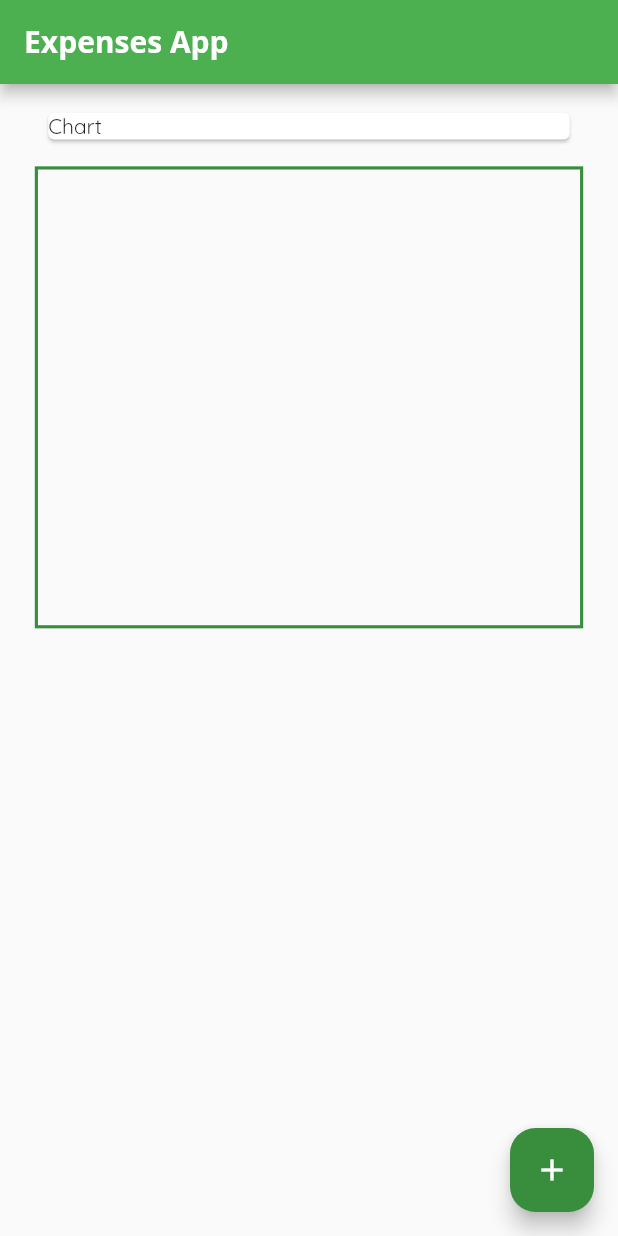
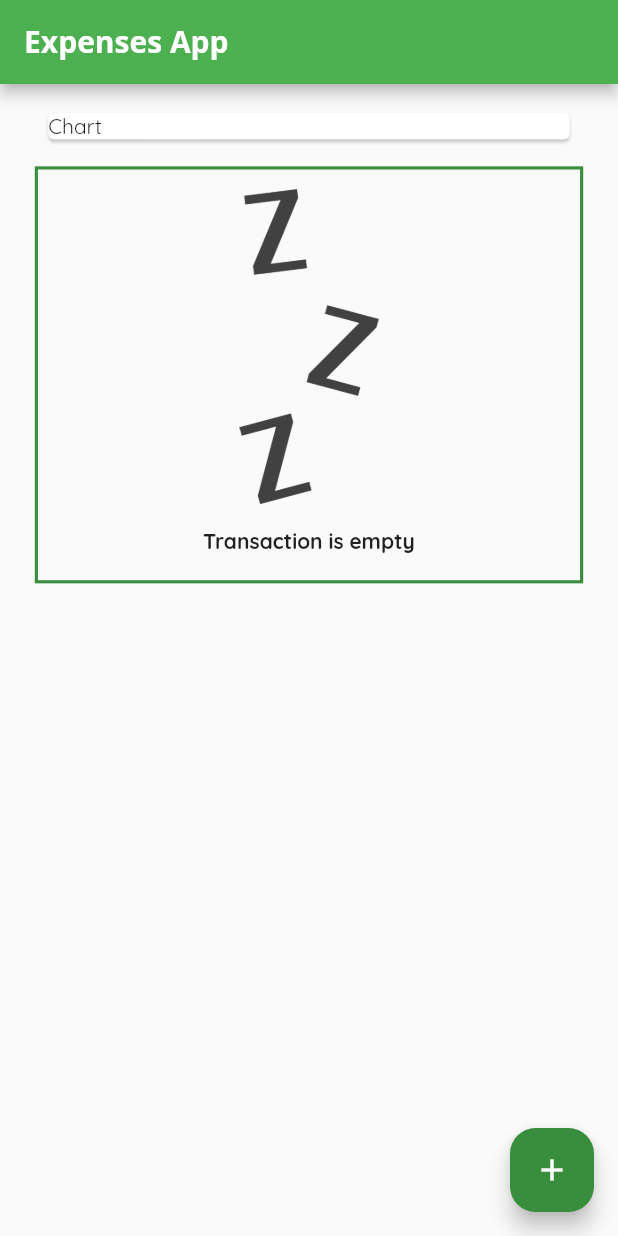
Before and after one commit to dimasday90/expenses_app_flutter, a Flutter app: the screen it shows after launch, on a phone screen of 412 x 824 dp. Run offline on Flutter 3.47's test engine with Material 2 defaults, Android fonts, the phone set to English and light mode, and no system bars.

Commit message:
transaction wiget updates - add new funcion variable -  add condition for rendering transactions list

```diff
--- a/lib/widgets/transaction_list.dart
+++ b/lib/widgets/transaction_list.dart
@@ -5,25 +5,52 @@ import '../models/transaction.dart';
 
 class TransactionList extends StatelessWidget {
   final List<Transaction> transactions;
+  final Function deleteTransaction;
 
-  TransactionList({this.transactions});
+  TransactionList({this.transactions, this.deleteTransaction});
 
   @override
   Widget build(BuildContext context) {
     return Container(
       margin: EdgeInsets.symmetric(vertical: 8.9),
-      height: 308,
+      height: 278,
+      width: double.infinity,
       padding: EdgeInsets.symmetric(vertical: 5.0, horizontal: 9.8),
       decoration: BoxDecoration(
         border: Border.all(
-              color: Theme.of(context).primaryColorDark, width: 2.1)),
-      child: ListView.builder(
+          color: Theme.of(context).primaryColorDark,
+          width: 2.1,
+        ),
+      ),
+      child: transactions.isEmpty
+          ? Column(
+              children: <Widget>[
+                Container(
+                  height: 210,
+                  margin: EdgeInsets.symmetric(vertical: 8.1),
+                  child: Image.asset(
+                    'assets/images/waiting.png',
+                    fit: BoxFit.scaleDown,
+                  ),
+                ),
+                Container(
+                  margin: EdgeInsets.symmetric(vertical: 8.1),
+                  child: Text('Transaction is empty',
+                      style: TextStyle(
+                        fontWeight: FontWeight.w700,
+                      )),
+                ),
+              ],
+            )
+          : ListView.builder(
               itemCount: transactions.length,
               itemBuilder: (ctx, index) {
                 return TransactionCard(
+                  id: transactions[index].id,
                   title: transactions[index].title,
                   amount: transactions[index].amount,
                   date: transactions[index].date,
+                  deleteTransaction: deleteTransaction,
                 );
               },
             ),
```
Lines whose indentation alone changed are shown as unchanged.
